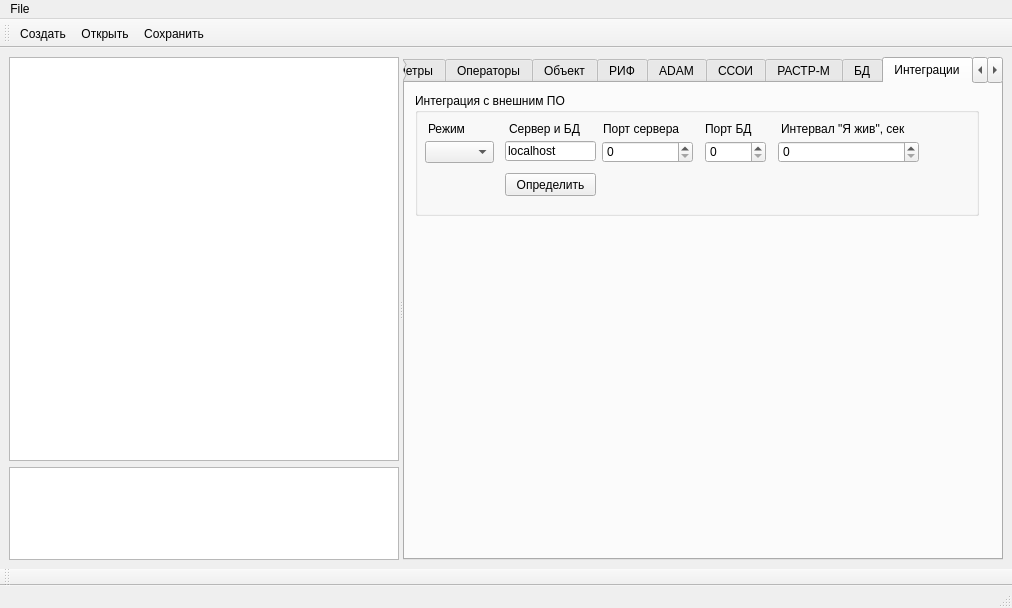
xXRadioHeadXx/start7, file m_cfg/MainWindowCFG.ui: the form before one commit.
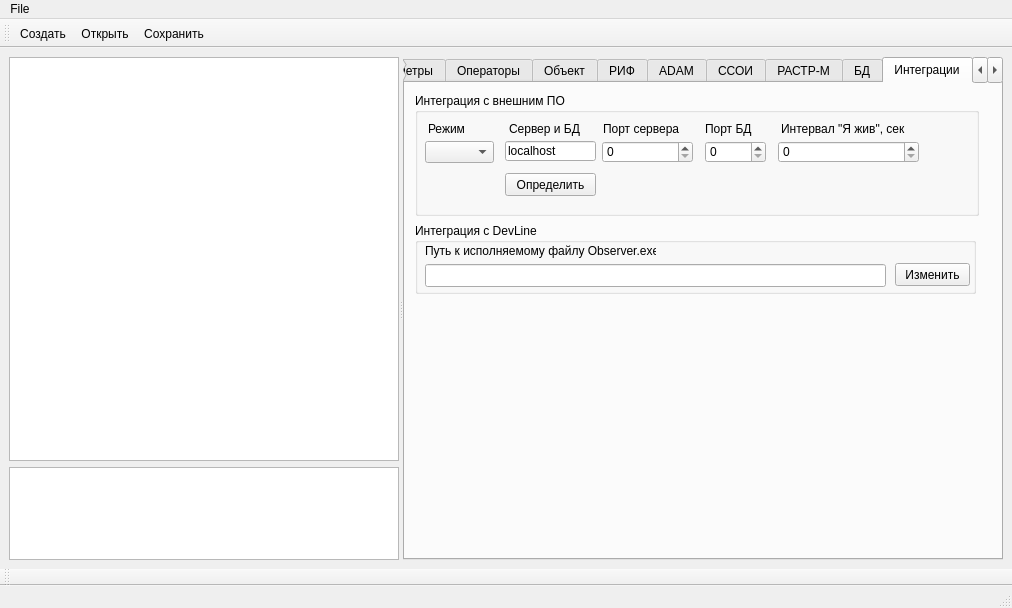
The form after the commit. The open tabs and pages were chosen to show the change. Icons and pictures are not drawn.

Patch:
```diff
--- a/m_cfg/MainWindowCFG.ui
+++ b/m_cfg/MainWindowCFG.ui
@@ -2962,6 +2962,55 @@
           </property>
          </widget>
         </widget>
+        <widget class="QGroupBox" name="groupBox_13">
+         <property name="geometry">
+          <rect>
+           <x>10</x>
+           <y>140</y>
+           <width>561</width>
+           <height>71</height>
+          </rect>
+         </property>
+         <property name="title">
+          <string>Интеграция с DevLine</string>
+         </property>
+         <widget class="QLineEdit" name="INTEGRATION_DevLine_filepath_lineEdit">
+          <property name="geometry">
+           <rect>
+            <x>10</x>
+            <y>41</y>
+            <width>461</width>
+            <height>23</height>
+           </rect>
+          </property>
+         </widget>
+         <widget class="QPushButton" name="INTEGRATION_DevLine_pushButton">
+          <property name="geometry">
+           <rect>
+            <x>480</x>
+            <y>40</y>
+            <width>75</width>
+            <height>23</height>
+           </rect>
+          </property>
+          <property name="text">
+           <string>Изменить</string>
+          </property>
+         </widget>
+         <widget class="QLabel" name="label_59">
+          <property name="geometry">
+           <rect>
+            <x>10</x>
+            <y>20</y>
+            <width>231</width>
+            <height>16</height>
+           </rect>
+          </property>
+          <property name="text">
+           <string>Путь к исполняемому файлу Observer.exe</string>
+          </property>
+         </widget>
+        </widget>
        </widget>
        <widget class="QWidget" name="AdminKey">
         <attribute name="title">
```
Left out of the diff: 4 changed lines with no effect on the pictures.
